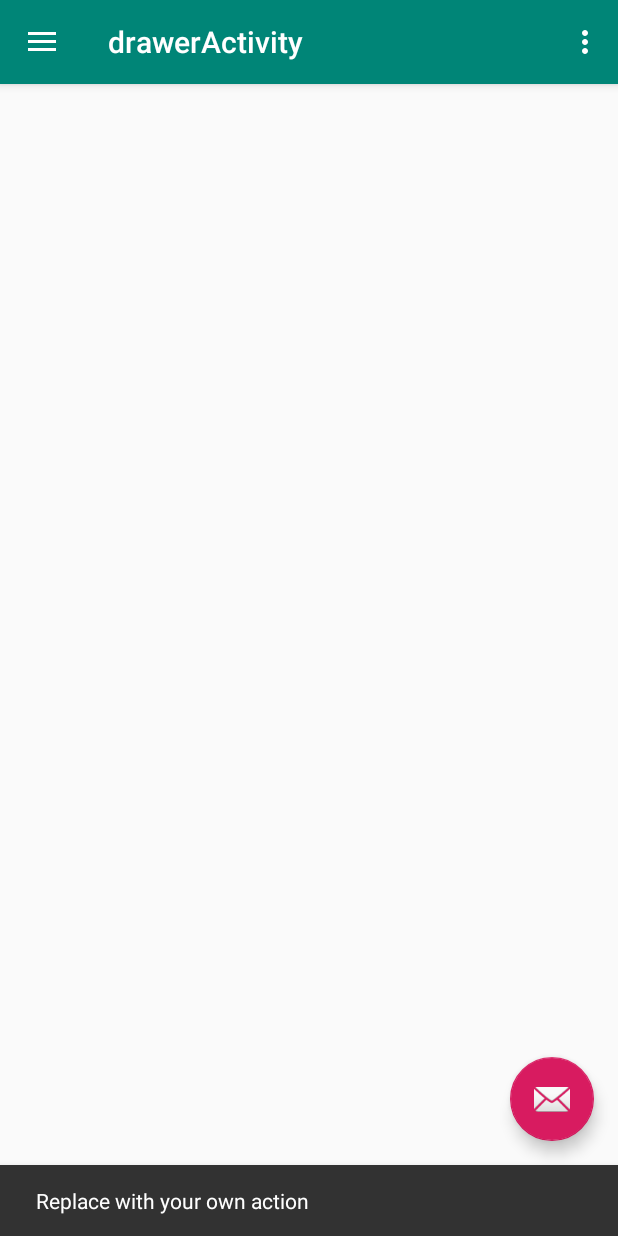
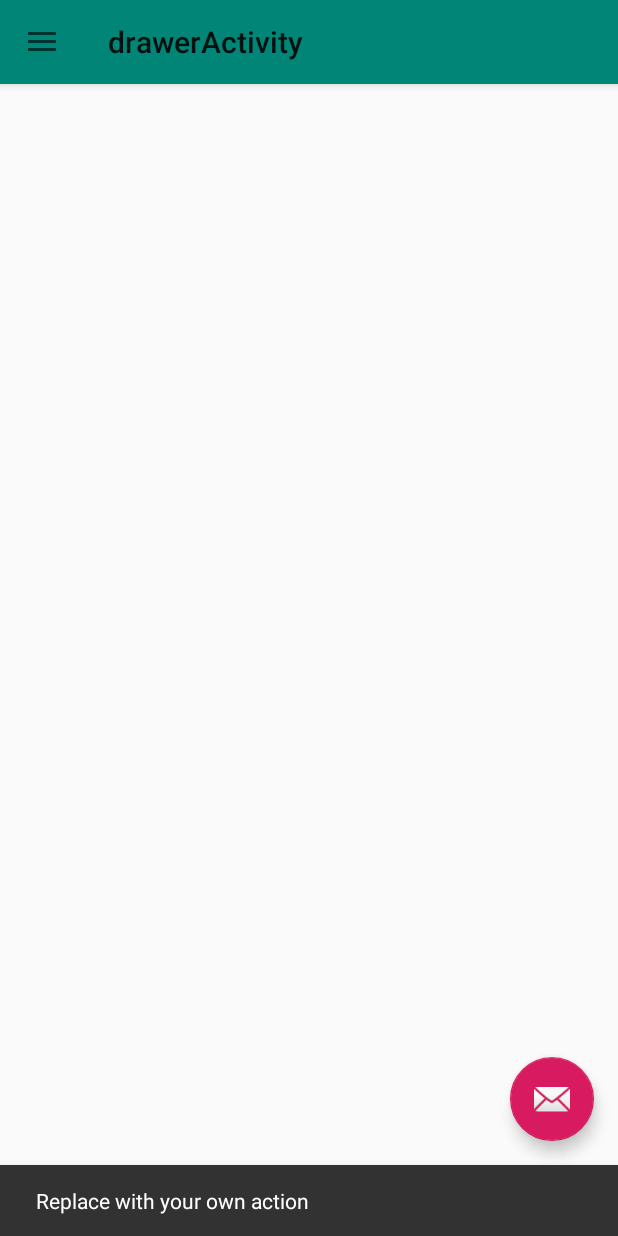
Before and after one commit to KailaashJeevan/Oxi_Gen, an Android app: the drawerActivity screen opened directly, with no data from a screen before it, after a tap on an icon or button, on a phone screen of 412 x 824 dp. Run offline under Robolectric (Android 15) with nearby library versions, the phone set to English and light mode, and no system bars.

Commit message:
Navigation DONE...EXTRA CHECK..

```diff
--- a/app/src/main/res/layout/app_bar_drawer.xml
+++ b/app/src/main/res/layout/app_bar_drawer.xml
@@ -6,20 +6,24 @@
         android:layout_width="match_parent"
         android:layout_height="match_parent"
         tools:context=".drawerActivity">
-
     <com.google.android.material.appbar.AppBarLayout
             android:layout_height="wrap_content"
             android:layout_width="match_parent"
-            android:theme="@style/AppTheme.AppBarOverlay">
+
+            android:theme="@style/AppTheme.NoActionBar">
+
 
         <androidx.appcompat.widget.Toolbar
                 android:id="@+id/toolbar"
                 android:layout_width="match_parent"
                 android:layout_height="?attr/actionBarSize"
                 android:background="?attr/colorPrimary"
-                app:popupTheme="@style/AppTheme.PopupOverlay"/>
+                app:popupTheme="@style/AppTheme.NoActionBar"/>
+
 
     </com.google.android.material.appbar.AppBarLayout>
+
+
 
     <include layout="@layout/content_drawer"/>
 
--- a/app/src/main/res/layout/content_drawer.xml
+++ b/app/src/main/res/layout/content_drawer.xml
@@ -8,5 +8,8 @@
         app:layout_behavior="@string/appbar_scrolling_view_behavior"
         tools:showIn="@layout/app_bar_drawer"
         tools:context=".drawerActivity">
+    <FrameLayout android:layout_width="match_parent"
+                 android:layout_height="match_parent"
+                 android:id="@+id/frame"/>
 
 </androidx.constraintlayout.widget.ConstraintLayout>
--- a/app/src/main/res/menu/activity_drawer_drawer.xml
+++ b/app/src/main/res/menu/activity_drawer_drawer.xml
@@ -2,11 +2,9 @@
 <menu xmlns:android="http://schemas.android.com/apk/res/android"
       xmlns:tools="http://schemas.android.com/tools"
       tools:showIn="navigation_view">
-
     <group android:checkableBehavior="single">
         <item
                 android:id="@+id/nav_home"
-                android:icon="@drawable/ic_menu_camera"
                 android:title="@string/menu_home"/>
         <item
                 android:id="@+id/sos_contacts"
--- a/app/src/main/res/menu/drawer.xml
+++ b/app/src/main/res/menu/drawer.xml
@@ -1,8 +1,5 @@
 <?xml version="1.0" encoding="utf-8"?>
 <menu xmlns:android="http://schemas.android.com/apk/res/android"
       xmlns:app="http://schemas.android.com/apk/res-auto">
-    <item android:id="@+id/action_settings"
-          android:title="@string/action_settings"
-          android:orderInCategory="100"
-          app:showAsAction="never"/>
+
 </menu>
```
Also changed, not shown: app/src/main/java/com/terminalbyte/oxi_gen/drawerActivity.kt (+15 -11 lines), app/src/main/java/com/terminalbyte/oxi_gen/homeFrag.kt (added, +18 -0 lines), app/src/main/java/com/terminalbyte/oxi_gen/sosFrag.kt (added, +18 -0 lines).
